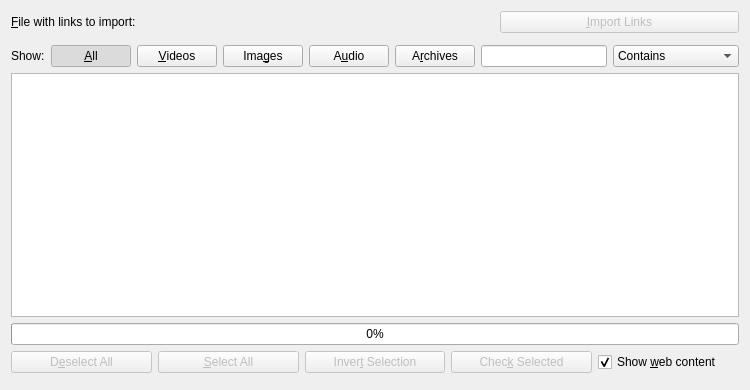
The window that ui/linkview/importlinkdialog.ui (KDE/kget) describes before a commit, drawn with Qt 5.
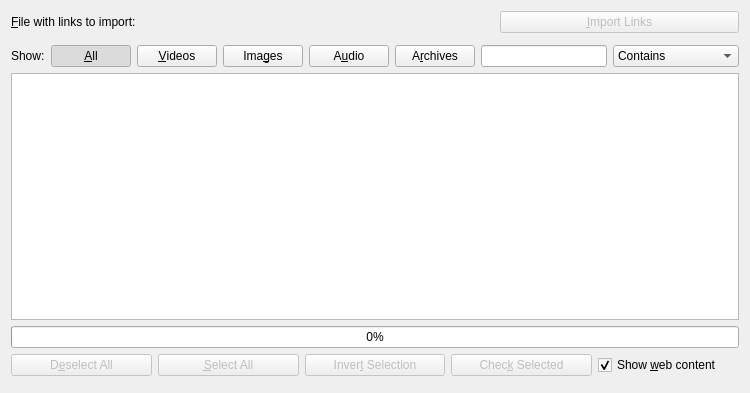
The same window after the commit. Custom widgets are drawn as their Qt base class.

Commit message: ImportLinkDialog hides the import part if urls had been set externally.

What changed in the file:
```diff
--- a/ui/linkview/importlinkdialog.ui
+++ b/ui/linkview/importlinkdialog.ui
@@ -7,7 +7,7 @@
     <x>0</x>
     <y>0</y>
     <width>750</width>
-    <height>390</height>
+    <height>393</height>
    </rect>
   </property>
   <layout class="QVBoxLayout" name="verticalLayout">
```
Left out of the diff: 9 changed lines with no effect on the pictures. Lines whose indentation alone changed are shown as unchanged. The commit also changes 2 other files.
